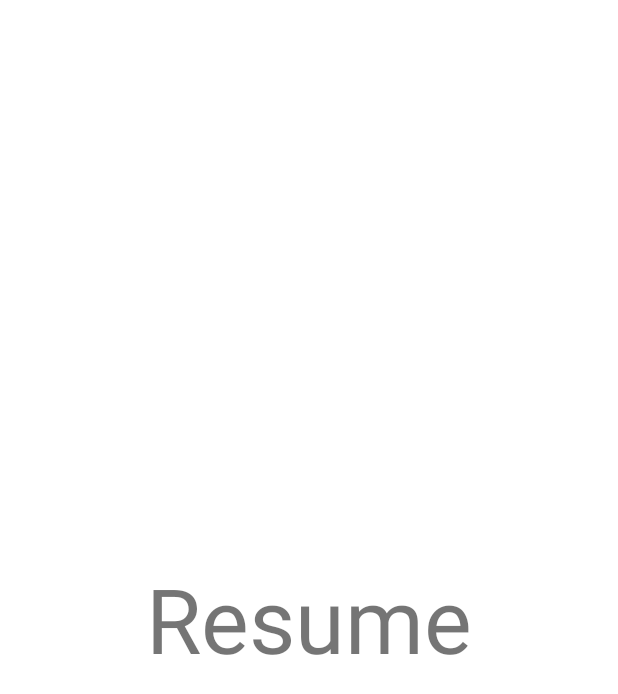
After one commit to SZYD717/Job_Match_App, an Android app: the layout fragment_resume.xml on its own in the app's theme, with its tools: preview values and no code run, on a phone screen of 412 x 824 dp. The commit adds this screen. Shown: the top 694 px of the screen. Run offline under Robolectric (Android 15) with nearby library versions, the phone set to English and light mode, and no system bars; network calls fail.

Commit message:
fragment修改完毕，现在主流程里可以快速切换页面了

```diff
--- a/app/src/main/java/edu/comp7506/jobMatchApp/activity/PersonalActivity.java
+++ /dev/null
@@ -1,4 +0,0 @@
-package edu.comp7506.jobMatchApp.activity;
-
-public class PersonalActivity {
-}
--- a/app/src/main/java/edu/comp7506/jobMatchApp/activity/ResumeActivity.java
+++ /dev/null
@@ -1,4 +0,0 @@
-package edu.comp7506.jobMatchApp.activity;
-
-public class ResumeActivity {
-}
--- /dev/null
+++ b/app/src/main/res/layout/fragment_resume.xml
@@ -0,0 +1,18 @@
+<?xml version="1.0" encoding="utf-8"?>
+<androidx.constraintlayout.widget.ConstraintLayout xmlns:android="http://schemas.android.com/apk/res/android"
+    xmlns:app="http://schemas.android.com/apk/res-auto"
+    xmlns:tools="http://schemas.android.com/tools"
+    android:layout_width="match_parent"
+    android:layout_height="match_parent">
+
+    <TextView
+        android:id="@+id/textView2"
+        android:layout_width="wrap_content"
+        android:layout_height="wrap_content"
+        android:text="Resume"
+        android:textSize="60sp"
+        app:layout_constraintBottom_toBottomOf="parent"
+        app:layout_constraintEnd_toEndOf="parent"
+        app:layout_constraintStart_toStartOf="parent"
+        app:layout_constraintTop_toTopOf="parent" />
+</androidx.constraintlayout.widget.ConstraintLayout>
```
Also changed, not shown: app/src/main/java/edu/comp7506/jobMatchApp/activity/HomeActivity.java (+27 -0 lines), app/src/main/java/edu/comp7506/jobMatchApp/activity/PersonalFragment.java (added, +16 -0 lines), app/src/main/java/edu/comp7506/jobMatchApp/activity/ResumeFragment.java (added, +16 -0 lines), app/src/main/res/layout/fragment_personal.xml (added, +15 -0 lines).
